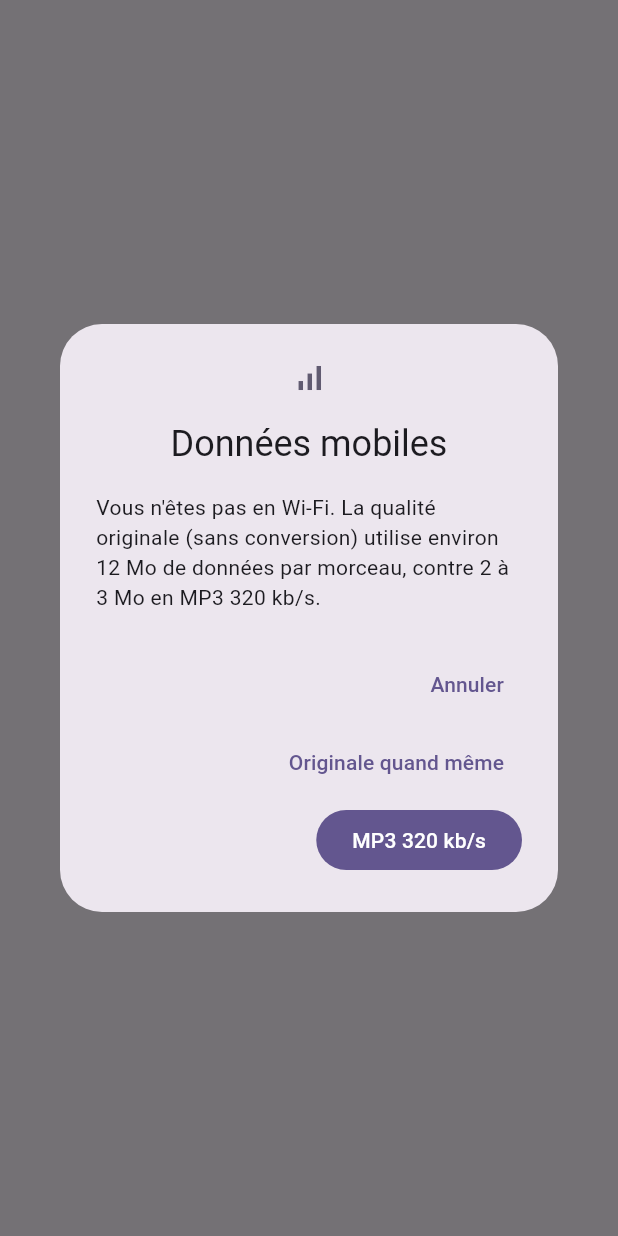
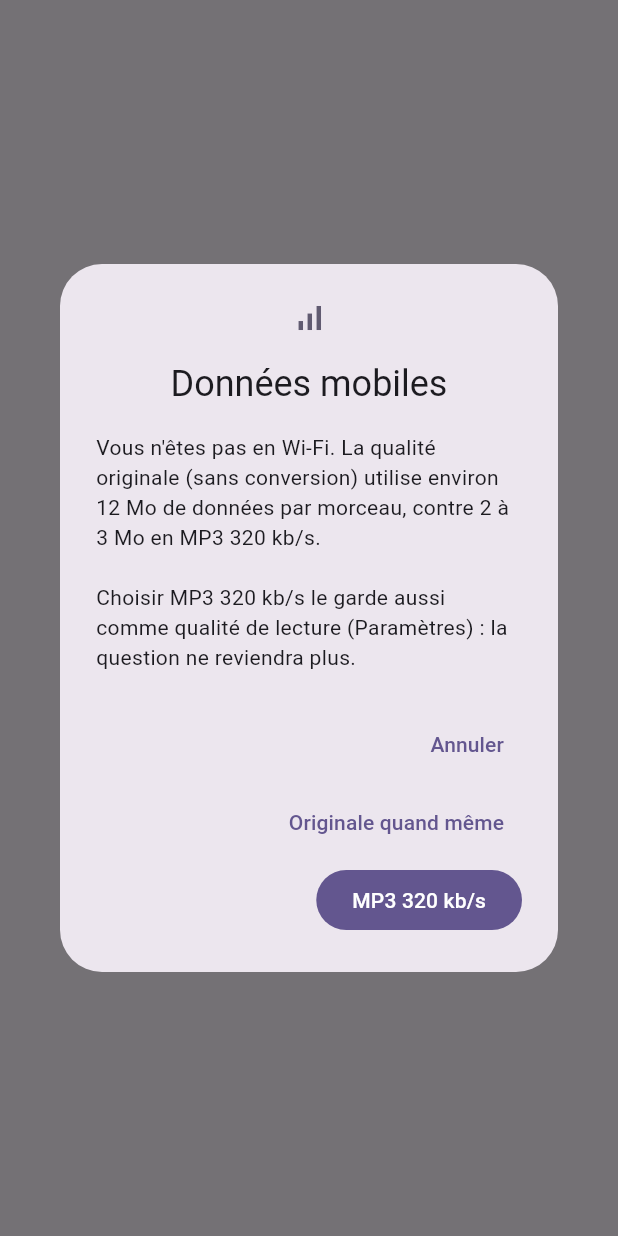
Before and after one commit to AliasGprime/JellyMusic, a Flutter app: what showMobileDataDialog() shows on an empty page, opened directly with empty values, on a phone screen of 412 x 824 dp. Run offline on Flutter 3.47's test engine with Material 3 defaults, Android fonts, the phone set to English and light mode, and no system bars; our stand-ins replace cached_network_image, connectivity_plus, just_audio, just_audio_background, package_info_plus, shared_preferences; missing offline and left inert: audio_session, dart:js_interop, ota_update; accounts and stored records are empty; network calls fail.

Commit message:
Données mobiles : choisir MP3 320 le garde comme qualité de lecture
Co-Authored-By: Claude Opus 5.5 <noreply@anthropic.com>

```diff
--- a/lib/state/player_controller.dart
+++ b/lib/state/player_controller.dart
@@ -376,7 +376,11 @@ class PlayerController extends ChangeNotifier {
     if (ask == null) return kbps;
     final choice = await ask(streamed);
     if (choice == null) return _cancelled;
-    return choice ? null : 320;
+    if (choice) return null;
+    // MP3 choisi : il devient aussi la qualité de lecture des Paramètres,
+    // pour ne plus reposer la question à chaque morceau.
+    await setStreamKbps(320);
+    return 320;
   }
 
   // ---- Qualité de lecture ----
--- a/lib/ui/player_screen.dart
+++ b/lib/ui/player_screen.dart
@@ -276,7 +276,9 @@ Future<bool?> showMobileDataDialog(BuildContext context, int trackCount) {
         'utilise environ 12 Mo de données par morceau, contre 2 à 3 Mo en '
         'MP3 320 kb/s.'
         '${trackCount > 1 ? '\n\n$trackCount morceaux à écouter par Internet '
-                  '(les morceaux téléchargés sont lus depuis le téléphone).' : ''}',
+                  '(les morceaux téléchargés sont lus depuis le téléphone).' : ''}'
+        '\n\nChoisir MP3 320 kb/s le garde aussi comme qualité de lecture '
+        '(Paramètres) : la question ne reviendra plus.',
       ),
       actionsOverflowDirection: VerticalDirection.down,
       actionsOverflowButtonSpacing: 4,
```
